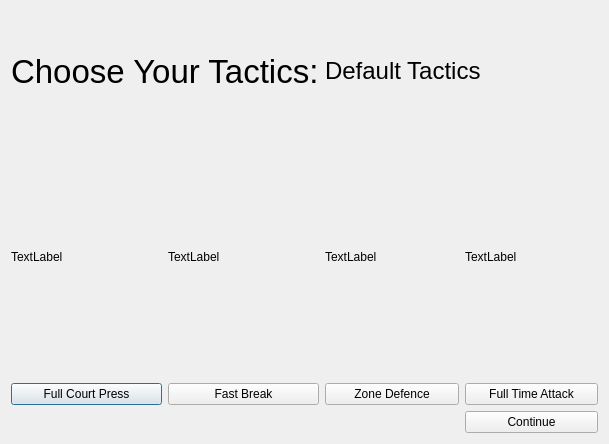
The window that BTM_Qt/tactic_ingame.ui (skandermoalla/CSE201-Top5) describes before a commit, drawn with Qt 5.
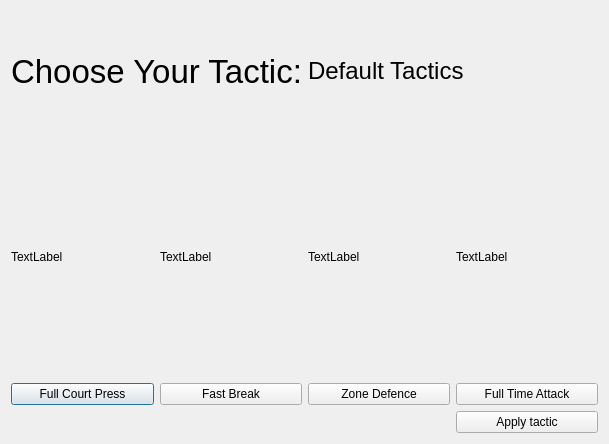
The same window after the commit.

Commit message: Working tactics maenu

```diff
--- a/BTM_Qt/tactic_ingame.ui
+++ b/BTM_Qt/tactic_ingame.ui
@@ -52,7 +52,7 @@
    <item row="4" column="3">
     <widget class="QPushButton" name="pushButton_5">
      <property name="text">
-      <string>Continue</string>
+      <string>Apply tactic</string>
      </property>
     </widget>
    </item>
@@ -85,7 +85,7 @@
       </font>
      </property>
      <property name="text">
-      <string>Choose Your Tactics:</string>
+      <string>Choose Your Tactic:</string>
      </property>
     </widget>
    </item>
```
The commit also changes 10 other files.
